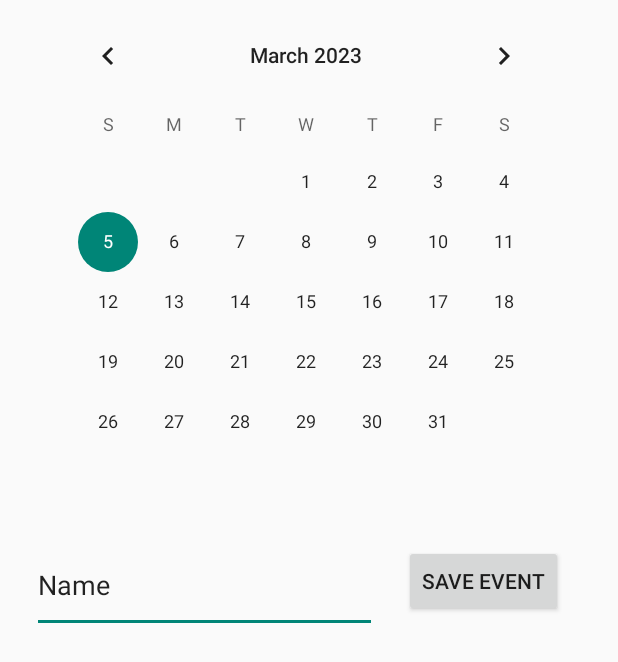
After one commit to Blue-hyeon/Fooching, an Android app: the CalenderActivity screen opened directly, with no data from a screen before it, on a phone screen of 412 x 824 dp. The commit adds this screen. Shown: the top 662 px of the screen. Run offline under Robolectric (Android 15) with nearby library versions, the phone set to English and light mode, and no system bars; our stand-ins replace Firebase (no records; nobody signed in at launch, a user with empty details on screens opened directly).

Commit message:
calenderView

```diff
--- a/app/src/main/AndroidManifest.xml
+++ b/app/src/main/AndroidManifest.xml
@@ -16,6 +16,9 @@
         android:supportsRtl="true"
         android:theme="@style/Theme.Healthcare"
         android:usesCleartextTraffic="true">
+        <activity
+            android:name=".CalenderActivity"
+            android:exported="true" />
         <activity
             android:name=".TrainerInfoActivity"
             android:exported="true" />
@@ -46,7 +49,7 @@
             android:exported="true" />
         <activity
             android:name=".login.SignupActivity"
-            android:exported="true"></activity>
+            android:exported="true" />
         <activity
             android:name=".login.LoginActivity"
             android:exported="true" />
--- /dev/null
+++ b/app/src/main/java/com/example/healthcare/CalenderActivity.java
@@ -0,0 +1,69 @@
+package com.example.healthcare;
+
+import androidx.annotation.NonNull;
+import androidx.appcompat.app.AppCompatActivity;
+
+import android.os.Bundle;
+import android.view.View;
+import android.widget.Button;
+import android.widget.CalendarView;
+import android.widget.EditText;
+import android.widget.TextView;
+
+import com.google.firebase.auth.FirebaseAuth;
+import com.google.firebase.database.DataSnapshot;
+import com.google.firebase.database.DatabaseError;
+import com.google.firebase.database.DatabaseReference;
+import com.google.firebase.database.FirebaseDatabase;
+import com.google.firebase.database.ValueEventListener;
+
+public class CalenderActivity extends AppCompatActivity {
+    private String destinationUid;
+    private String uid;
+    private CalendarView calendarView;
+    private EditText editText;
+    private String stringDateSelected;
+    private DatabaseReference databaseReference;
+
+    @Override
+    protected void onCreate(Bundle savedInstanceState) {
+        super.onCreate(savedInstanceState);
+        setContentView(R.layout.activity_calender);
+        uid = FirebaseAuth.getInstance().getCurrentUser().getUid();
+        destinationUid = getIntent().getStringExtra("destinationUid");
+        calendarView = findViewById(R.id.calendarView);
+        editText = findViewById(R.id.editText);
+        if(calendarView!=null) {
+            calendarView.setOnDateChangeListener(new CalendarView.OnDateChangeListener() {
+                @Override
+                public void onSelectedDayChange(@NonNull CalendarView calendarView, int i, int i1, int i2) {
+                    stringDateSelected = Integer.toString(i) + Integer.toString(i1 + 1) + Integer.toString(i2);
+                    calendarClicked();
+                }
+            });
+        }
+        databaseReference = FirebaseDatabase.getInstance().getReference();
+
+    }
+
+    private void calendarClicked(){
+        databaseReference.child("users").child(destinationUid).child("Calendar").child(stringDateSelected).addListenerForSingleValueEvent(new ValueEventListener() {
+            @Override
+            public void onDataChange(@NonNull DataSnapshot snapshot) {
+                if (snapshot.getValue() != null){
+                    editText.setText(snapshot.getValue().toString());
+                }else {
+                    editText.setText("null");
+                }
+            }
+
+            @Override
+            public void onCancelled(@NonNull DatabaseError error) {
+            }
+        });
+    }
+
+    public void buttonSaveEvent(View view){
+        databaseReference.child("users").child(destinationUid).child("Calendar").child(stringDateSelected).setValue(editText.getText().toString());
+    }
+}
--- /dev/null
+++ b/app/src/main/res/layout/activity_calender.xml
@@ -0,0 +1,40 @@
+<?xml version="1.0" encoding="utf-8"?>
+<androidx.constraintlayout.widget.ConstraintLayout xmlns:android="http://schemas.android.com/apk/res/android"
+    xmlns:app="http://schemas.android.com/apk/res-auto"
+    xmlns:tools="http://schemas.android.com/tools"
+    android:layout_width="match_parent"
+    android:layout_height="match_parent"
+    tools:context=".CalenderActivity">
+    <CalendarView
+        android:id="@+id/calendarView"
+        android:layout_width="wrap_content"
+        android:layout_height="wrap_content"
+        android:layout_marginStart="30dp"
+        android:layout_marginTop="3dp"
+        app:layout_constraintStart_toStartOf="parent"
+        app:layout_constraintTop_toTopOf="parent" />
+
+    <EditText
+        android:id="@+id/editText"
+        android:layout_width="230dp"
+        android:layout_height="63dp"
+        android:layout_marginStart="21dp"
+        android:layout_marginTop="17dp"
+        android:ems="10"
+        android:inputType="textPersonName"
+        android:text="Name"
+        app:layout_constraintStart_toStartOf="parent"
+        app:layout_constraintTop_toBottomOf="@+id/calendarView" />
+
+    <Button
+        android:id="@+id/button"
+        android:layout_width="wrap_content"
+        android:layout_height="wrap_content"
+        android:layout_marginStart="18dp"
+        android:layout_marginTop="22dp"
+        android:onClick="buttonSaveEvent"
+        android:text="Save Event"
+        app:layout_constraintStart_toEndOf="@+id/editText"
+        app:layout_constraintTop_toBottomOf="@+id/calendarView" />
+
+</androidx.constraintlayout.widget.ConstraintLayout>
```
Also changed, not shown: app/src/main/java/com/example/healthcare/chat/MessageActivity.java (+20 -1 lines), app/src/main/res/layout/activity_message.xml (+20 -1 lines).
